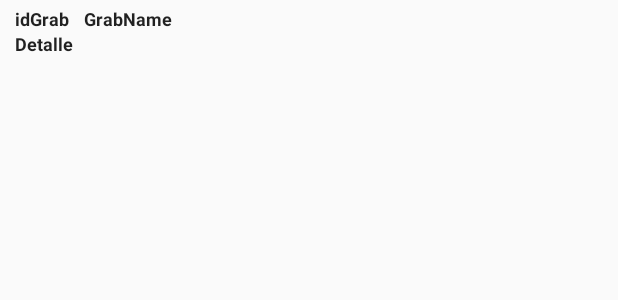
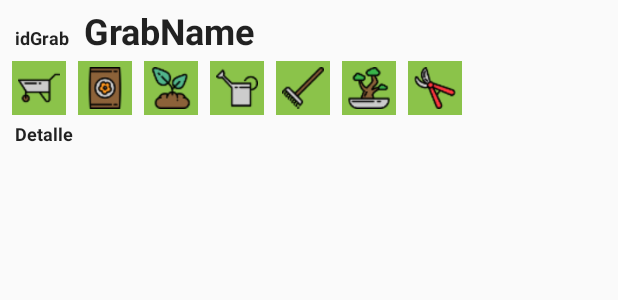
Before and after one commit to lunasoft2001/FriedhofUMS, an Android app: the layout fila_lista_detalle.xml on its own in the app's theme, with its tools: preview values and no code run, on a phone screen of 412 x 824 dp. Shown: the top 300 px of the screen. Run offline under Robolectric (Android 15) with nearby library versions, the light colour scheme and no system bars.

Commit message:
iconos de trabajo

```diff
--- a/app/src/main/java/at/ums/luna/friedhofums/actividades/ListadoArbeitFragment.java
+++ b/app/src/main/java/at/ums/luna/friedhofums/actividades/ListadoArbeitFragment.java
@@ -73,7 +73,7 @@ public class ListadoArbeitFragment extends Fragment implements SearchView.OnQuer
     private void setupSearchView(){
         mSearchView.setIconifiedByDefault(false);
         mSearchView.setOnQueryTextListener(this);
-        mSearchView.setQueryHint("Suchen hear");
+        mSearchView.setQueryHint("Suchen hier");
     }
 
     @Override
--- a/app/src/main/res/layout/fila_lista_detalle.xml
+++ b/app/src/main/res/layout/fila_lista_detalle.xml
@@ -28,12 +28,91 @@
             android:text="GrabName"
             android:id="@+id/textViewGrabname"
             android:gravity="center_vertical"
-            android:textSize="12dp"
+            android:textSize="24dp"
             android:textStyle="bold"
             android:layout_marginLeft="10dp"/>
 
     </LinearLayout>
 
+    <LinearLayout
+        android:layout_width="match_parent"
+        android:layout_height="wrap_content">
+
+        <ImageView
+            android:layout_width="@dimen/botones_lista"
+            android:layout_height="@dimen/botones_lista"
+            android:id="@+id/botonRecoger"
+            android:src="@drawable/recoger"
+            android:scaleType="fitCenter"
+            android:background="@color/colorAccent"
+            android:padding="4dp"
+            android:layout_marginLeft="8dp"
+            android:layout_marginTop="4dp"
+            android:layout_marginRight="4dp"
+            android:layout_marginBottom="4dp"/>
+
+        <ImageView
+            android:layout_width="@dimen/botones_lista"
+            android:layout_height="@dimen/botones_lista"
+            android:id="@+id/botonTierra"
+            android:src="@drawable/tierra"
+            android:scaleType="fitCenter"
+            android:background="@color/colorAccent"
+            android:layout_margin="4dp"
+            android:padding="4dp"/>
+
+        <ImageView
+            android:layout_width="@dimen/botones_lista"
+            android:layout_height="@dimen/botones_lista"
+            android:id="@+id/botonPlantar"
+            android:src="@drawable/plantar"
+            android:scaleType="fitCenter"
+            android:background="@color/colorAccent"
+            android:layout_margin="4dp"
+            android:padding="4dp"/>
+
+        <ImageView
+            android:layout_width="@dimen/botones_lista"
+            android:layout_height="@dimen/botones_lista"
+            android:id="@+id/botonRegar"
+            android:src="@drawable/regar"
+            android:scaleType="fitCenter"
+            android:background="@color/colorAccent"
+            android:layout_margin="4dp"
+            android:padding="4dp"/>
+
+        <ImageView
+            android:layout_width="@dimen/botones_lista"
+            android:layout_height="@dimen/botones_lista"
+            android:id="@+id/botonLimpiar"
+            android:src="@drawable/limpiar"
+            android:scaleType="fitCenter"
+            android:background="@color/colorAccent"
+            android:layout_margin="4dp"
+            android:padding="4dp"/>
+
+        <ImageView
+            android:layout_width="@dimen/botones_lista"
+            android:layout_height="@dimen/botones_lista"
+            android:id="@+id/botonDecorar"
+            android:src="@drawable/decorar"
+            android:scaleType="fitCenter"
+            android:background="@color/colorAccent"
+            android:layout_margin="4dp"
+            android:padding="4dp"/>
+
+        <ImageView
+            android:layout_width="@dimen/botones_lista"
+            android:layout_height="@dimen/botones_lista"
+            android:id="@+id/botonPflege"
+            android:src="@drawable/pflege"
+            android:scaleType="fitCenter"
+            android:background="@color/colorAccent"
+            android:layout_margin="4dp"
+            android:padding="4dp"/>
+
+
+    </LinearLayout>
 
 
     <TextView
--- a/app/src/main/res/values/colors.xml
+++ b/app/src/main/res/values/colors.xml
@@ -1,9 +1,9 @@
 <?xml version="1.0" encoding="utf-8"?>
 <resources>
-    <color name="colorPrimary">#4CAF50</color>
+    <color name="colorPrimary">#4caf50</color>
     <color name="colorPrimaryDark">#388E3C</color>
     <color name="primary_material_light">#C8E6C9</color>
-    <color name="colorAccent">#8BC34A</color>
+    <color name="colorAccent">#8bc34a</color>
     <color name="primary_text">#212121</color>
     <color name="secondary_text">#727272</color>
     <color name="icons">#FFFFFF</color>
--- a/app/src/main/res/values/dimens.xml
+++ b/app/src/main/res/values/dimens.xml
@@ -2,4 +2,5 @@
     <!-- Default screen margins, per the Android Design guidelines. -->
     <dimen name="activity_horizontal_margin">16dp</dimen>
     <dimen name="activity_vertical_margin">16dp</dimen>
+    <dimen name="botones_lista">36dp</dimen>
 </resources>
```
Also changed, not shown: app/src/main/java/at/ums/luna/friedhofums/adaptadores/AdaptadorArbeitDetalle.java (+26 -1 lines), app/src/main/java/at/ums/luna/friedhofums/modelo/ArbeitDetail.java (+93 -1 lines), app/src/main/res/drawable/decorar.png (added), app/src/main/res/drawable/limpiar.png (added), app/src/main/res/drawable/pflege.png (added), app/src/main/res/drawable/plantar.png (added), app/src/main/res/drawable/recoger.png (added), app/src/main/res/drawable/regar.png (added), app/src/main/res/drawable/tierra.png (added), app/src/main/res/drawable/vase.png (added).
